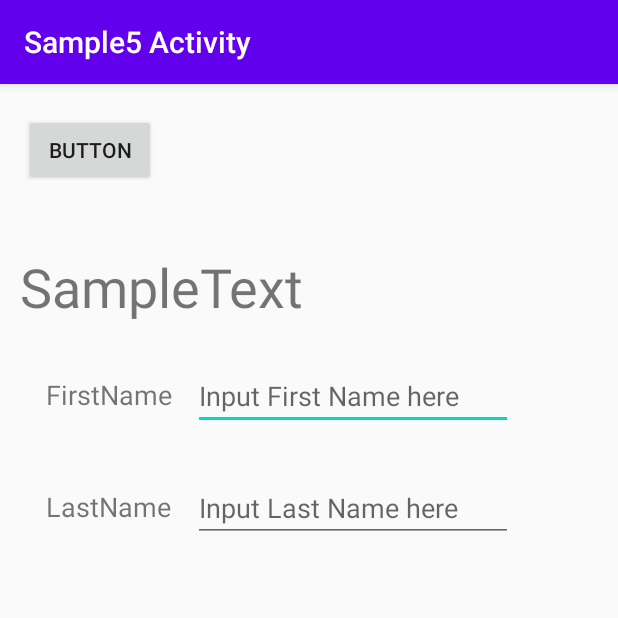
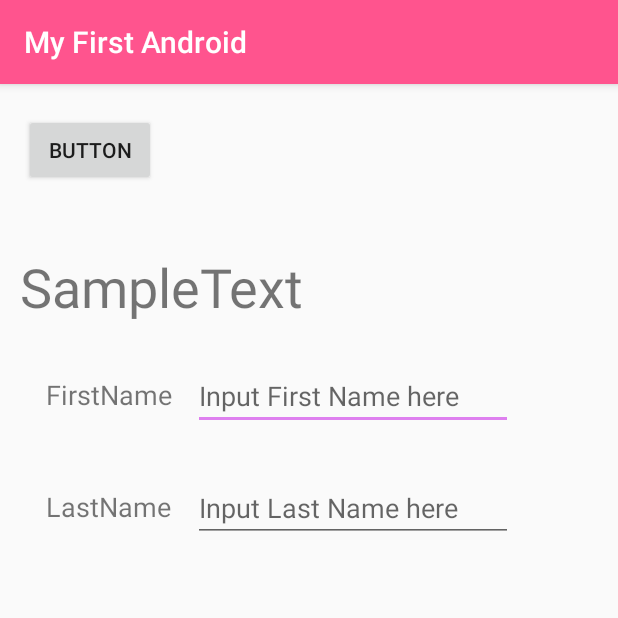
Before and after one commit to AvaNorada/LabAct, an Android app: the screen it shows after launch (MainActivity), on a phone screen of 412 x 824 dp, the top half of it. Run offline under Robolectric (Android 15) with nearby library versions, the phone set to English and light mode, and no system bars.

Commit message:
Changed Colors

```diff
--- a/app/src/main/res/values/colors.xml
+++ b/app/src/main/res/values/colors.xml
@@ -1,6 +1,6 @@
 <?xml version="1.0" encoding="utf-8"?>
 <resources>
-    <color name="colorPrimary">#6200EE</color>
-    <color name="colorPrimaryDark">#3700B3</color>
-    <color name="colorAccent">#03DAC5</color>
+    <color name="colorPrimary">#FF548E</color>
+    <color name="colorPrimaryDark">#B63167</color>
+    <color name="colorAccent">#DE80EF</color>
 </resources>
--- a/app/src/main/res/values/strings.xml
+++ b/app/src/main/res/values/strings.xml
@@ -1,3 +1,3 @@
 <resources>
-    <string name="app_name">Sample5 Activity</string>
+    <string name="app_name">My First Android</string>
 </resources>
```
